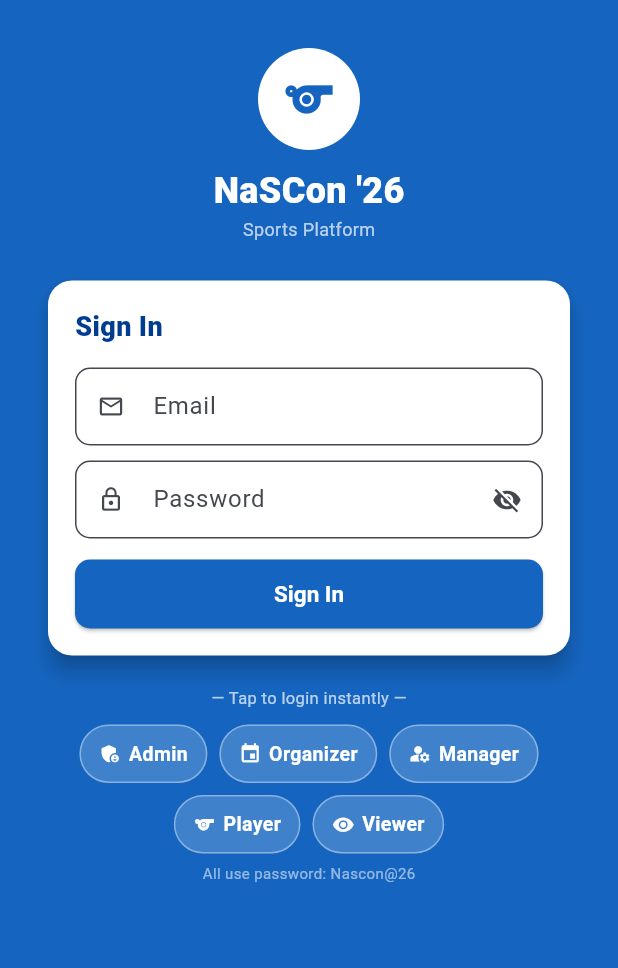
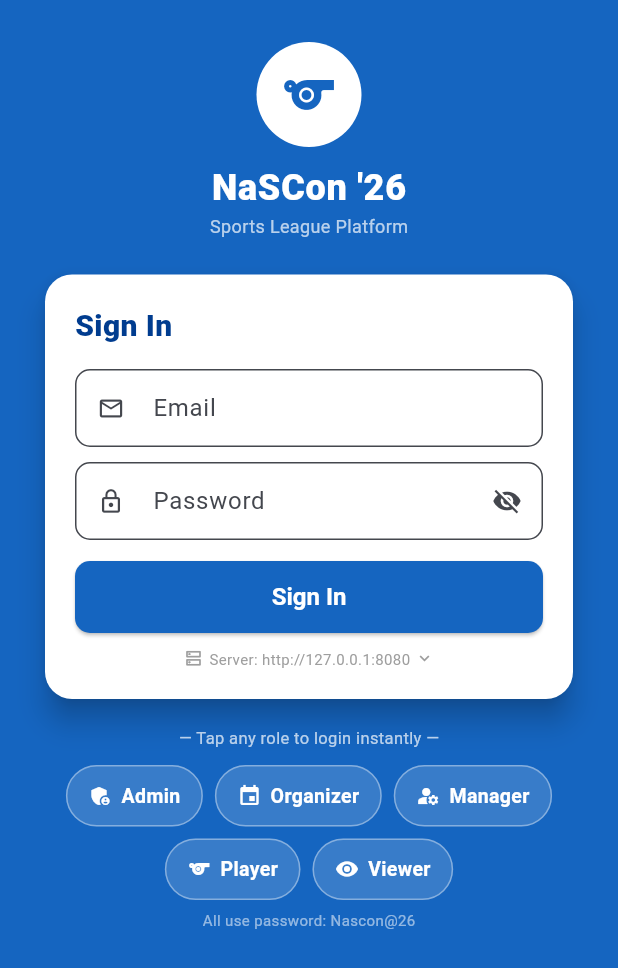
Before and after one commit to AhsanMohsin123/nascon26-appdev, a Flutter app: the screen it shows after launch, on a phone screen of 412 x 824 dp. Shown: the top 968 px of the screen. Run offline on Flutter 3.47's test engine with Material 3 defaults, Android fonts, the phone set to English and light mode, and no system bars; our stand-ins replace connectivity_plus, flutter_secure_storage, sqflite; accounts and stored records are empty.

Commit message:
fix: Android cleartext HTTP + network security config - ROOT CAUSE FOUND AND FIXED

```diff
--- a/mobile_new/lib/screens/login_screen.dart
+++ b/mobile_new/lib/screens/login_screen.dart
@@ -1,6 +1,7 @@
 import 'package:flutter/material.dart';
 import 'package:provider/provider.dart';
 import '../providers/auth_provider.dart';
+import '../services/api_service.dart';
 import '../app_theme.dart';
 
 class LoginScreen extends StatefulWidget {
@@ -10,17 +11,27 @@ class LoginScreen extends StatefulWidget {
 }
 
 class _LoginScreenState extends State<LoginScreen> {
-  final _email = TextEditingController();
-  final _pass = TextEditingController();
-  bool _obscure = true;
+  final _email  = TextEditingController();
+  final _pass   = TextEditingController();
+  final _server = TextEditingController();
+  bool _obscure    = true;
+  bool _showServer = false;
+  bool _testing    = false;
+  String? _serverStatus;
 
   static const _roles = [
-    _R('Admin',     'admin@nascon.test',     Icons.admin_panel_settings, Colors.purple),
-    _R('Organizer', 'organizer@nascon.test', Icons.event,                Colors.blue),
-    _R('Manager',   'manager@nascon.test',   Icons.manage_accounts,      Colors.teal),
-    _R('Player',    'player@nascon.test',     Icons.sports,               Colors.green),
-    _R('Viewer',    'viewer@nascon.test',     Icons.visibility,           Colors.grey),
+    _R('Admin',     'admin@nascon.test',     Icons.admin_panel_settings, Color(0xFF7B1FA2)),
+    _R('Organizer', 'organizer@nascon.test', Icons.event,                Color(0xFF1565C0)),
+    _R('Manager',   'manager@nascon.test',   Icons.manage_accounts,      Color(0xFF00695C)),
+    _R('Player',    'player@nascon.test',    Icons.sports,               Color(0xFF2E7D32)),
+    _R('Viewer',    'viewer@nascon.test',    Icons.visibility,           Color(0xFF546E7A)),
   ];
+
+  @override
+  void initState() {
+    super.initState();
+    _server.text = ApiService.baseUrl;
+  }
 
   @override
   Widget build(BuildContext context) {
@@ -29,15 +40,15 @@ class _LoginScreenState extends State<LoginScreen> {
       backgroundColor: AppTheme.primary,
       body: SafeArea(
         child: SingleChildScrollView(
-          padding: const EdgeInsets.symmetric(horizontal: 20),
+          padding: const EdgeInsets.symmetric(horizontal: 18),
           child: Column(children: [
-            const SizedBox(height: 32),
+            const SizedBox(height: 28),
             _logo(),
-            const SizedBox(height: 20),
-            _form(auth),
-            const SizedBox(height: 14),
-            _quickButtons(auth),
-            const SizedBox(height: 20),
+            const SizedBox(height: 18),
+            _formCard(auth),
+            const SizedBox(height: 12),
+            _quickLogin(auth),
+            const SizedBox(height: 16),
           ]),
         ),
       ),
@@ -45,26 +56,36 @@ class _LoginScreenState extends State<LoginScreen> {
   }
 
   Widget _logo() => Column(children: [
-    Container(width: 68, height: 68,
+    Container(
+      width: 70, height: 70,
       decoration: const BoxDecoration(color: Colors.white, shape: BoxShape.circle),
-      child: const Icon(Icons.sports, color: AppTheme.primary, size: 38)),
+      child: const Icon(Icons.sports, color: AppTheme.primary, size: 40),
+    ),
     const SizedBox(height: 10),
-    const Text("NaSCon '26", style: TextStyle(color: Colors.white, fontSize: 24, fontWeight: FontWeight.w900)),
-    const Text('Sports Platform', style: TextStyle(color: Colors.white70, fontSize: 12)),
+    const Text("NaSCon '26",
+        style: TextStyle(color: Colors.white, fontSize: 24, fontWeight: FontWeight.w900, letterSpacing: 0.5)),
+    const Text('Sports League Platform',
+        style: TextStyle(color: Colors.white70, fontSize: 12)),
   ]);
 
-  Widget _form(AuthProvider auth) => Card(
-    elevation: 6,
-    shape: RoundedRectangleBorder(borderRadius: BorderRadius.circular(16)),
+  Widget _formCard(AuthProvider auth) => Card(
+    elevation: 8,
+    shape: RoundedRectangleBorder(borderRadius: BorderRadius.circular(18)),
     child: Padding(
-      padding: const EdgeInsets.all(18),
+      padding: const EdgeInsets.all(20),
       child: Column(crossAxisAlignment: CrossAxisAlignment.start, children: [
-        const Text('Sign In', style: TextStyle(fontSize: 18, fontWeight: FontWeight.w800, color: AppTheme.primaryDark)),
+        const Text('Sign In',
+            style: TextStyle(fontSize: 20, fontWeight: FontWeight.w800, color: AppTheme.primaryDark)),
         const SizedBox(height: 14),
         TextField(
           controller: _email,
           keyboardType: TextInputType.emailAddress,
-          decoration: const InputDecoration(labelText: 'Email', prefixIcon: Icon(Icons.email_outlined), isDense: true),
+          decoration: const InputDecoration(
+            labelText: 'Email',
+            hintText: 'admin@nascon.test',
+            prefixIcon: Icon(Icons.email_outlined),
+            isDense: true,
+          ),
         ),
         const SizedBox(height: 10),
         TextField(
@@ -72,6 +93,7 @@ class _LoginScreenState extends State<LoginScreen> {
           obscureText: _obscure,
           decoration: InputDecoration(
             labelText: 'Password',
+            hintText: 'Nascon@26',
             prefixIcon: const Icon(Icons.lock_outline),
             isDense: true,
             suffixIcon: IconButton(
@@ -81,69 +103,205 @@ class _LoginScreenState extends State<LoginScreen> {
           ),
         ),
         if (auth.error != null) ...[
-          const SizedBox(height: 8),
+          const SizedBox(height: 10),
           Container(
-            padding: const EdgeInsets.all(8),
-            decoration: BoxDecoration(color: Colors.red.shade50, borderRadius: BorderRadius.circular(8)),
+            padding: const EdgeInsets.all(10),
+            decoration: BoxDecoration(
+              color: Colors.red.shade50,
+              borderRadius: BorderRadius.circular(8),
+              border: Border.all(color: Colors.red.shade200),
+            ),
             child: Row(children: [
               const Icon(Icons.error_outline, color: Colors.red, size: 16),
-              const SizedBox(width: 6),
-              Expanded(child: Text(auth.error!, style: const TextStyle(color: Colors.red, fontSize: 12))),
+              const SizedBox(width: 8),
+              Expanded(child: Text(
+                auth.error!.toLowerCase().contains('connection') ||
+                        auth.error!.toLowerCase().contains('socket') ||
+                        auth.error!.toLowerCase().contains('timeout')
+                    ? 'Cannot reach server. Tap "Server" below to check address.'
+                    : auth.error!,
+                style: const TextStyle(color: Colors.red, fontSize: 12),
+              )),
             ]),
           ),
         ],
         const SizedBox(height: 14),
         SizedBox(
-          width: double.infinity, height: 46,
+          width: double.infinity,
+          height: 48,
           child: ElevatedButton(
-            onPressed: auth.loading ? null : _submit,
+            onPressed: auth.loading ? null : _login,
             child: auth.loading
-                ? const SizedBox(width: 20, height: 20, child: CircularProgressIndicator(strokeWidth: 2, color: Colors.white))
-                : const Text('Sign In', style: TextStyle(fontSize: 15, fontWeight: FontWeight.w700)),
+                ? const SizedBox(
+                    width: 22, height: 22,
+                    child: CircularProgressIndicator(strokeWidth: 2, color: Colors.white))
+                : const Text('Sign In',
+                    style: TextStyle(fontSize: 16, fontWeight: FontWeight.w700)),
+          ),
+        ),
+        const SizedBox(height: 10),
+        // Server info row
+        GestureDetector(
+          onTap: () => setState(() => _showServer = !_showServer),
+          child: Row(mainAxisAlignment: MainAxisAlignment.center, children: [
+            Icon(
+              Icons.dns_outlined,
+              size: 13,
+              color: _serverStatus == 'ok'
+                  ? Colors.green
+                  : _serverStatus == 'fail'
+                      ? Colors.red
+                      : Colors.grey,
+            ),
+            const SizedBox(width: 4),
+            Flexible(
+              child: Text(
+                'Server: ${_server.text}',
+                style: TextStyle(
+                  fontSize: 10,
+                  color: _serverStatus == 'ok'
+                      ? Colors.green
+                      : _serverStatus == 'fail'
+                          ? Colors.red
+                          : Colors.grey,
+                ),
+                overflow: TextOverflow.ellipsis,
+              ),
+            ),
+            const SizedBox(width: 3),
+            Icon(_showServer ? Icons.expand_less : Icons.expand_more,
+                size: 13, color: Colors.grey),
+          ]),
+        ),
+        if (_showServer) ...[
+          const SizedBox(height: 10),
+          TextField(
+            controller: _server,
+            decoration: const InputDecoration(
+              labelText: 'Server URL',
+              hintText: 'http://127.0.0.1:8080',
+              prefixIcon: Icon(Icons.link, size: 18),
+              isDense: true,
+            ),
+            onChanged: (v) {
+              ApiService.baseUrl = v.trim();
+              setState(() => _serverStatus = null);
+            },
+          ),
+          const SizedBox(height: 8),
+          Row(children: [
+            Expanded(
+              child: OutlinedButton.icon(
+                onPressed: _testing ? null : _testServer,
+                icon: _testing
+                    ? const SizedBox(
+                        width: 14, height: 14,
+                        child: CircularProgressIndicator(strokeWidth: 2))
+                    : const Icon(Icons.wifi_tethering, size: 16),
+                label: Text(_testing ? 'Testing...' : 'Test',
+                    style: const TextStyle(fontSize: 12)),
+              ),
+            ),
+            const SizedBox(width: 8),
+            Expanded(
+              child: OutlinedButton.icon(
+                onPressed: () {
+                  _server.text = 'http://127.0.0.1:8080';
+                  ApiService.baseUrl = 'http://127.0.0.1:8080';
+                  setState(() => _serverStatus = null);
+                },
+                icon: const Icon(Icons.usb, size: 16),
+                label: const Text('USB', style: TextStyle(fontSize: 12)),
+              ),
+            ),
+          ]),
+          if (_serverStatus != null) ...[
+            const SizedBox(height: 6),
+            Container(
+              padding: const EdgeInsets.all(8),
+              decoration: BoxDecoration(
+                color: _serverStatus == 'ok'
+                    ? Colors.green.shade50
+                    : Colors.red.shade50,
+                borderRadius: BorderRadius.circular(6),
+              ),
+              child: Row(children: [
+                Icon(
+                  _serverStatus == 'ok' ? Icons.check_circle : Icons.cancel,
+                  color: _serverStatus == 'ok' ? Colors.green : Colors.red,
+                  size: 16,
+                ),
+                const SizedBox(width: 6),
+                Expanded(
+                  child: Text(
+                    _serverStatus == 'ok'
+                        ? 'Connected! Server is reachable.'
+                        : 'Cannot connect. Check USB cable or WiFi.',
+                    style: TextStyle(
+                      color: _serverStatus == 'ok'
+                          ? Colors.green.shade700
+                          : Colors.red.shade700,
+                      fontSize: 12,
+                      fontWeight: FontWeight.w600,
+                    ),
                   ),
                 ),
               ]),
             ),
+          ],
+        ],
+      ]),
+    ),
   );
 
-  Widget _quickButtons(AuthProvider auth) => Column(children: [
-    const Text('— Tap to login instantly —', style: TextStyle(color: Colors.white70, fontSize: 11)),
+  Widget _quickLogin(AuthProvider auth) => Column(children: [
+    const Text('— Tap any role to login instantly —',
+        style: TextStyle(color: Colors.white70, fontSize: 11)),
     const SizedBox(height: 10),
     Wrap(
       spacing: 8, runSpacing: 8, alignment: WrapAlignment.center,
-      children: _roles.map((r) => _roleBtn(r, auth)).toList(),
+      children: _roles.map((r) => _chip(r, auth)).toList(),
     ),
     const SizedBox(height: 6),
-    const Text('All use password: Nascon@26', style: TextStyle(color: Colors.white54, fontSize: 10)),
+    const Text('All use password: Nascon@26',
+        style: TextStyle(color: Colors.white54, fontSize: 10)),
   ]);
 
-  Widget _roleBtn(_R r, AuthProvider auth) => Material(
-    color: Colors.transparent,
-    child: InkWell(
+  Widget _chip(_R r, AuthProvider auth) => GestureDetector(
     onTap: auth.loading ? null : () => _loginAs(r.email),
-      borderRadius: BorderRadius.circular(22),
     child: Container(
-        padding: const EdgeInsets.symmetric(horizontal: 12, vertical: 9),
+      padding: const EdgeInsets.symmetric(horizontal: 14, vertical: 10),
       decoration: BoxDecoration(
-          color: Colors.white.withOpacity(0.18),
-          borderRadius: BorderRadius.circular(22),
+        color: Colors.white.withOpacity(0.15),
+        borderRadius: BorderRadius.circular(24),
         border: Border.all(color: Colors.white38),
       ),
       child: Row(mainAxisSize: MainAxisSize.min, children: [
-          Icon(r.icon, color: Colors.white, size: 15),
-          const SizedBox(width: 5),
-          Text(r.label, style: const TextStyle(color: Colors.white, fontWeight: FontWeight.w700, fontSize: 13)),
+        Icon(r.icon, color: Colors.white, size: 16),
+        const SizedBox(width: 6),
+        Text(r.label,
+            style: const TextStyle(
+                color: Colors.white, fontWeight: FontWeight.w700, fontSize: 13)),
       ]),
-      ),
     ),
   );
 
-  Future<void> _submit() async {
-    if (_email.text.trim().isEmpty) return;
-    await context.read<AuthProvider>().login(_email.text.trim(), _pass.text);
+  Future<void> _testServer() async {
+    setState(() { _testing = true; _serverStatus = null; });
+    ApiService.baseUrl = _server.text.trim();
+    final ok = await ApiService.checkHealth();
+    setState(() { _testing = false; _serverStatus = ok ? 'ok' : 'fail'; });
+  }
+
+  Future<void> _login() async {
+    final email = _email.text.trim();
+    if (email.isEmpty) return;
+    ApiService.baseUrl = _server.text.trim();
+    await context.read<AuthProvider>().login(email, _pass.text);
   }
 
   Future<void> _loginAs(String email) async {
+    ApiService.baseUrl = _server.text.trim();
     _email.text = email;
     _pass.text = 'Nascon@26';
     setState(() {});
--- a/mobile_new/lib/services/api_service.dart
+++ b/mobile_new/lib/services/api_service.dart
@@ -4,7 +4,7 @@ import 'package:flutter_secure_storage/flutter_secure_storage.dart';
 
 class ApiService {
   static const _storage = FlutterSecureStorage();
-  // ADB reverse tunnel: 127.0.0.1 on device -> host port 8080 via USB
+  // 127.0.0.1 via ADB reverse tunnel (USB) or change to WiFi IP in settings
   static String _baseUrl = 'http://127.0.0.1:8080';
 
   static String get baseUrl => _baseUrl;
```
Also changed, not shown: 4 other files. Lines whose indentation alone changed are shown as unchanged.
